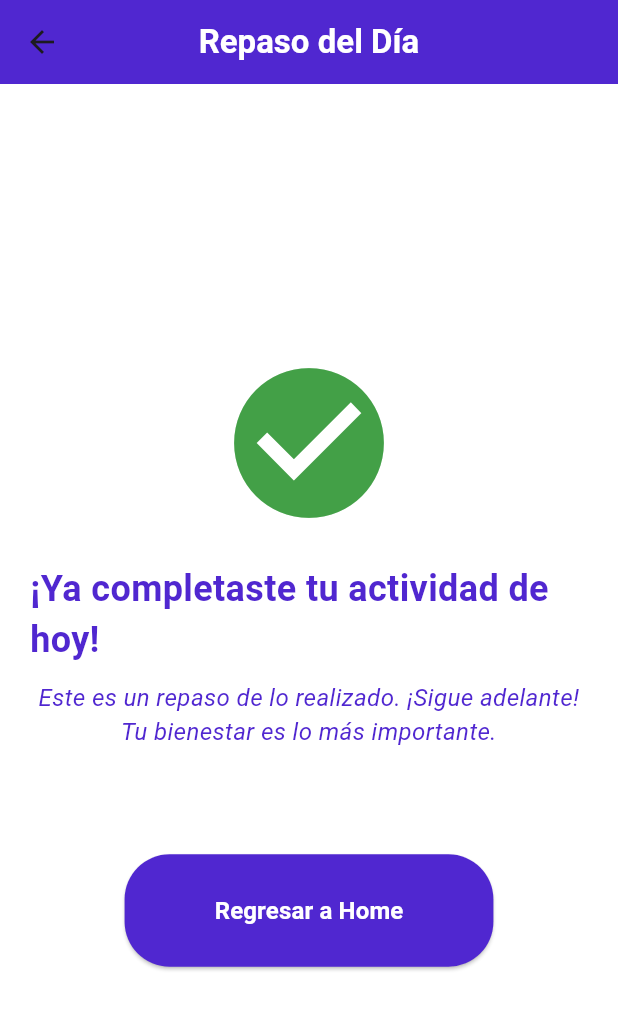
After one commit to MiguelSarmientoo/fnlapp2, a Flutter app: the CompletedDiaScreen screen opened directly, on a phone screen of 412 x 824 dp. The commit adds this screen. Shown: the top 1010 px of the screen. Run offline on Flutter 3.47's test engine with Material 3 defaults, Android fonts, the light colour scheme and no system bars; our stand-ins replace audioplayers, flutter_rating_bar, flutter_secure_storage, flutter_tts, google_fonts, liquid_progress_indicator_v2 and 2 more; missing offline and left inert: dart_jsonwebtoken; accounts and stored records are empty; network calls fail; project files that could hold a hidden picture were left out.

Commit message:
Añado de completed_dia_screen y ajustes

```diff
--- a/lib/Funcy/screens/splash_screen.dart
+++ b/lib/Funcy/screens/splash_screen.dart
@@ -22,7 +22,6 @@ class SplashScreen extends StatelessWidget {
       body: Center(
         child: Image.network(
           'http://funkyrecursos.s3.us-east-2.amazonaws.com/assets/logo_funcy_splash.png',
-           // Cambiado a URL
           width: 160,
           height: 180,
         ),
--- /dev/null
+++ b/lib/Main/completed_dia_screen.dart
@@ -0,0 +1,82 @@
+import 'package:flutter/material.dart';
+
+class CompletedDiaScreen extends StatelessWidget {
+  @override
+  Widget build(BuildContext context) {
+    return Scaffold(
+      backgroundColor: Colors.white,
+      appBar: AppBar(
+        title: Text(
+          "Repaso del Día",
+          style: TextStyle(
+            fontWeight: FontWeight.bold,
+            color: Colors.white,
+          ),
+        ),
+        backgroundColor: Color(0xFF5027D0),
+        elevation: 0,
+        centerTitle: true,
+      ),
+      body: Center(
+        child: Padding(
+          padding: const EdgeInsets.all(20.0),
+          child: Column(
+            mainAxisAlignment: MainAxisAlignment.center,
+            crossAxisAlignment: CrossAxisAlignment.center,
+            children: [
+              Icon(
+                Icons.check_circle,
+                size: 120,
+                color: Colors.green[600],
+              ),
+              SizedBox(height: 20),
+              Text(
+                '¡Ya completaste tu actividad de hoy!',
+                style: TextStyle(
+                  fontSize: 24,
+                  fontWeight: FontWeight.bold,
+                  color: Color(0xFF5027D0),
+                ),
+              ),
+              SizedBox(height: 10),
+              Text(
+                'Este es un repaso de lo realizado. ¡Sigue adelante! Tu bienestar es lo más importante.',
+                style: TextStyle(
+                  fontSize: 16,
+                  color: Color(0xFF5027D0),
+                  fontStyle: FontStyle.italic,
+                ),
+                textAlign: TextAlign.center,
+              ),
+              SizedBox(height: 30),
+              SizedBox(height: 40),
+              ElevatedButton(
+                onPressed: () {
+                  Navigator.pushNamed(context, '/home');
+                },
+                child: Padding(
+                  padding: const EdgeInsets.symmetric(vertical: 14, horizontal: 30),
+                  child: Text(
+                    'Regresar a Home',
+                    style: TextStyle(
+                      fontSize: 16,
+                      fontWeight: FontWeight.bold,
+                      color: Colors.white,
+                    ),
+                  ),
+                ),
+                style: ElevatedButton.styleFrom(
+                  backgroundColor: Color(0xFF5027D0),
+                  shape: RoundedRectangleBorder(
+                    borderRadius: BorderRadius.circular(30),
+                  ),
+                  padding: EdgeInsets.symmetric(horizontal: 30, vertical: 12),
+                ),
+              ),
+            ],
+          ),
+        ),
+      ),
+    );
+  }
+}
```
Also changed, not shown: lib/Login/login.dart (+11 -6 lines), lib/Main/step_screen.dart (+40 -2 lines).
